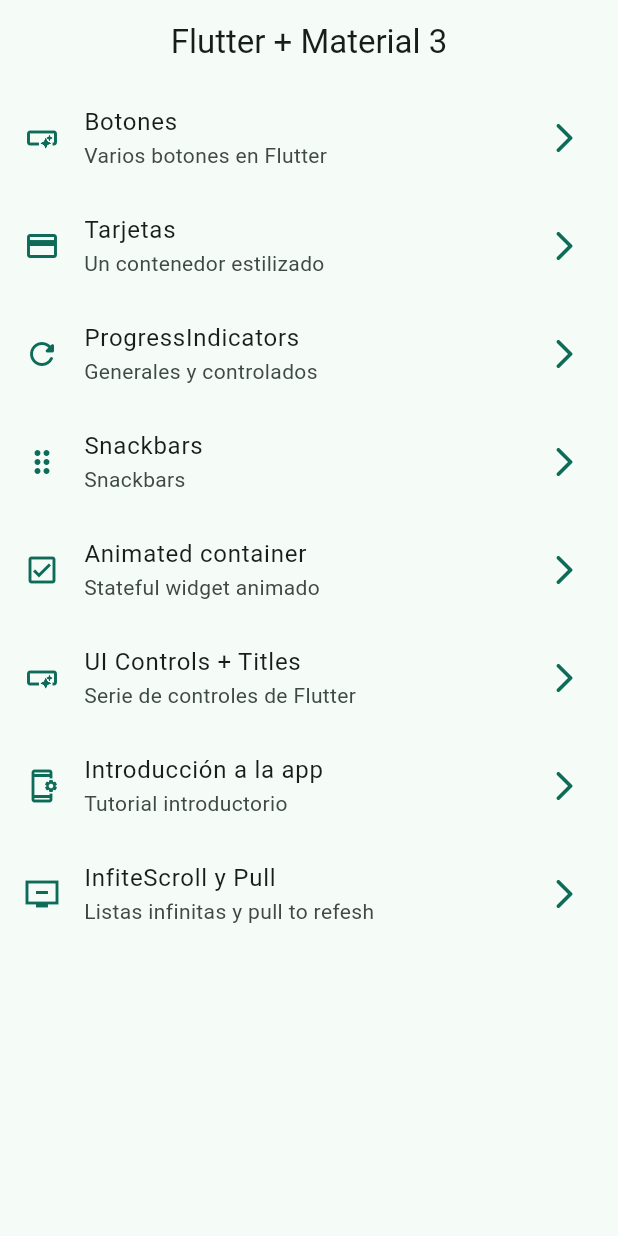
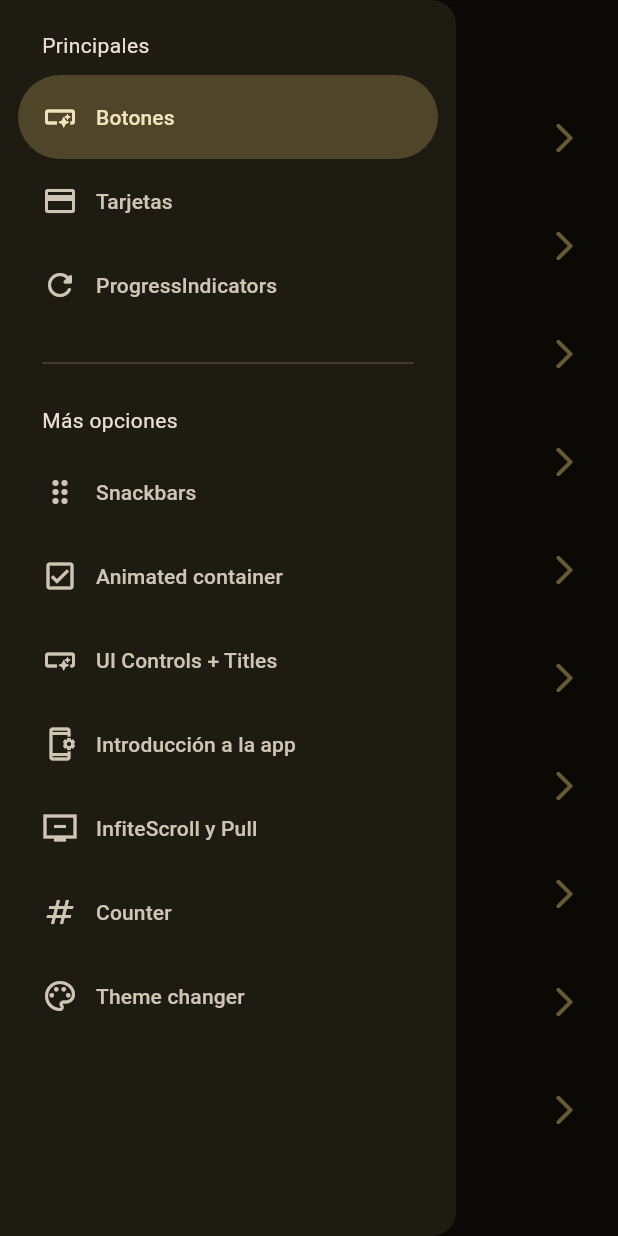
Before and after one commit to David-Maldonado/widgets_app, a Flutter app: the screen it shows after launch, with the side drawer open (before the commit the screen has no drawer), on a phone screen of 412 x 824 dp. Run offline on Flutter 3.47's test engine with Material 3 defaults, Android fonts, the phone set to English and light mode, and no system bars; our stand-ins replace animate_do, flutter_riverpod, go_router.

Commit message:
antes de usar statenotifier

```diff
--- a/lib/config/menu/menu_item.dart
+++ b/lib/config/menu/menu_item.dart
@@ -54,4 +54,14 @@ const appMenuItem = <MenuItem>[
       subTitle: 'Listas infinitas y pull to refesh',
       link: '/inifite-scroll',
       icon: Icons.remove_from_queue_sharp),
+  MenuItem(
+      title: 'Counter',
+      subTitle: 'Contador de números simple',
+      link: '/counter',
+      icon: Icons.numbers),
+  MenuItem(
+      title: 'Theme changer',
+      subTitle: 'Cambiar tema de la app',
+      link: '/theme-changer',
+      icon: Icons.color_lens_outlined),
 ];
--- a/lib/config/router/app_router.dart
+++ b/lib/config/router/app_router.dart
@@ -1,5 +1,7 @@
 import 'package:go_router/go_router.dart';
+import 'package:widgets_app/presentation/screens/counter/counter_screen.dart';
 import 'package:widgets_app/presentation/screens/screens.dart';
+import 'package:widgets_app/presentation/screens/theme_changer/theme_changer_screen.dart';
 
 final router = GoRouter(
 
@@ -43,4 +45,12 @@ final router = GoRouter(
           path: '/inifite-scroll',
           builder: (context, state) => const InfiniteScrollScreen(),
           name: InfiniteScrollScreen.name),
+      GoRoute(
+          path: '/counter',
+          builder: (context, state) => const CounterScreen(),
+          name: CounterScreen.name),
+      GoRoute(
+          path: '/theme-changer',
+          builder: (context, state) => const ThemeChangerScreen(),
+          name: ThemeChangerScreen.name),
     ]);
--- a/lib/config/theme/app_theme.dart
+++ b/lib/config/theme/app_theme.dart
@@ -11,7 +11,8 @@ const colorList = <Color>[
 
 class AppTheme {
   final int selectedColor;
-  AppTheme({this.selectedColor = 0})
+  final bool isDarkMode;
+  AppTheme({this.isDarkMode = false, this.selectedColor = 0})
       : assert(
           selectedColor >= 0,
           'Seleccionar un color mayor a 0',
@@ -23,6 +24,7 @@ class AppTheme {
 
   ThemeData getTheme() => ThemeData(
         useMaterial3: true,
+        brightness: isDarkMode ? Brightness.dark : Brightness.light,
         colorSchemeSeed: colorList[selectedColor],
         //de manera global estilizar lo apps bars
         appBarTheme: const AppBarTheme(centerTitle: true),
--- a/lib/main.dart
+++ b/lib/main.dart
@@ -1,20 +1,27 @@
 import 'package:flutter/material.dart';
 import 'package:widgets_app/config/router/app_router.dart';
 import 'package:widgets_app/config/theme/app_theme.dart';
+import 'package:flutter_riverpod/flutter_riverpod.dart';
+import 'package:widgets_app/presentation/providers/theme_provider.dart';
 
 void main() {
-  runApp(const MainApp());
+  //!riverpod sabrá donde buscar cada uno de nuestros providers que vayamos creando
+  runApp(const ProviderScope(child: MainApp()));
 }
 
-class MainApp extends StatelessWidget {
+class MainApp extends ConsumerWidget {
   const MainApp({super.key});
   @override
-  Widget build(BuildContext context) {
+  Widget build(BuildContext context, WidgetRef ref) {
+    final bool isDarkMode = ref.watch(isDarkmodeProvider);
+    final int selectColorIndex = ref.watch(selectColorProvider);
+
     return MaterialApp.router(
       title: 'Flutter Widgets',
       routerConfig: router,
       debugShowCheckedModeBanner: false,
-      theme: AppTheme(selectedColor: 2).getTheme(),
+      theme: AppTheme(selectedColor: selectColorIndex, isDarkMode: isDarkMode)
+          .getTheme(),
 
       //!lo comentado es una forma de configurar rutas, comentado anteriormente
       //!pero lo recomendable es usar go_route
--- /dev/null
+++ b/lib/presentation/providers/counter_provider.dart
@@ -0,0 +1,3 @@
+import 'package:flutter_riverpod/flutter_riverpod.dart';
+
+final counterProvider = StateProvider<int>((ref) => 5);
--- /dev/null
+++ b/lib/presentation/providers/theme_provider.dart
@@ -0,0 +1,13 @@
+import 'package:flutter_riverpod/flutter_riverpod.dart';
+import 'package:widgets_app/config/theme/app_theme.dart';
+
+//!notar los tipos de providers de riverpod
+
+// un simple entero
+final selectColorProvider = StateProvider<int>((ref) => 0);
+
+// un simple boolean
+final isDarkmodeProvider = StateProvider((ref) => true);
+
+// Listado de colores inmutable
+final colorListProvider = Provider((ref) => colorList);
--- a/lib/presentation/screens/home/home_screen.dart
+++ b/lib/presentation/screens/home/home_screen.dart
@@ -2,6 +2,7 @@ import 'package:flutter/material.dart';
 import 'package:widgets_app/config/menu/menu_item.dart';
 import 'package:widgets_app/presentation/screens/cards/cards_screen.dart';
 import 'package:go_router/go_router.dart';
+import 'package:widgets_app/presentation/widgets/side_menu.dart';
 
 class HomeScreen extends StatelessWidget {
   //!se define un nombre para cada pantalla para usar con goRoute.
@@ -10,12 +11,16 @@ class HomeScreen extends StatelessWidget {
 
   @override
   Widget build(BuildContext context) {
+    final scaffoldKey = GlobalKey<ScaffoldState>();
     return Scaffold(
-      appBar: AppBar(
-        title: const Text('Flutter + Material 3'),
-      ),
-      body: const _HomeView(),
-    );
+        //!el scaffoldKey tiene el estado actual del scaffold, si tiene el draw o no abierto, si tiene menu
+        //!tiene la referencia de lo que pasa en el
+        key: scaffoldKey,
+        appBar: AppBar(
+          title: const Text('Flutter + Material 3'),
+        ),
+        body: const _HomeView(),
+        drawer: SideMenu(scaffoldKey: scaffoldKey));
   }
 }
 //!el key es si se va a usar el widget en otro lugar, a _HomeView le quitamos porque
--- a/lib/presentation/screens/infinite_scroll/inifite_scroll_screen.dart
+++ b/lib/presentation/screens/infinite_scroll/inifite_scroll_screen.dart
@@ -1,8 +1,8 @@
-import 'dart:math';
-
 import 'package:flutter/material.dart';
 import 'package:widgets_app/presentation/screens/screens.dart';
+// ignore: depend_on_referenced_packages
 import 'package:go_router/go_router.dart';
+// ignore: depend_on_referenced_packages
 import 'package:animate_do/animate_do.dart';
 
 class InfiniteScrollScreen extends StatefulWidget {
--- a/lib/presentation/screens/screens.dart
+++ b/lib/presentation/screens/screens.dart
@@ -1,3 +1,6 @@
+export 'package:widgets_app/presentation/screens/theme_changer/theme_changer_screen.dart';
+
+export 'package:widgets_app/presentation/screens/counter/counter_screen.dart';
 export 'package:widgets_app/presentation/screens/infinite_scroll/progress/progress_sreen.dart';
 export 'package:flutter/material.dart';
 export 'package:widgets_app/presentation/screens/animated/animated_screen.dart';
--- /dev/null
+++ b/lib/presentation/widgets/side_menu.dart
@@ -0,0 +1,56 @@
+import 'package:widgets_app/config/menu/menu_item.dart';
+import 'package:widgets_app/presentation/screens/screens.dart';
+import 'package:go_router/go_router.dart';
+
+class SideMenu extends StatefulWidget {
+  final GlobalKey<ScaffoldState> scaffoldKey;
+
+  const SideMenu({super.key, required this.scaffoldKey});
+
+  @override
+  State<SideMenu> createState() => _SideMenuState();
+}
+
+class _SideMenuState extends State<SideMenu> {
+  int navDrawerIndex = 0;
+  @override
+  Widget build(BuildContext context) {
+    //!espacios vacios o no utilizables, en este caso arriba por la camara u otros que puedan estorbar por marca de cel
+    final hastNotch = MediaQuery.of(context).viewPadding.top > 35;
+
+    return NavigationDrawer(
+        selectedIndex: navDrawerIndex,
+        onDestinationSelected: (value) {
+          setState(() {
+            navDrawerIndex = value;
+          });
+          final menuItem = appMenuItem[value];
+          context.push(menuItem.link);
+
+          //!si queremos acceder a las propiedades de un statefullwidget
+          //!aquí hacemos que se cierre el draw una vez que nos dirigamos a la ruta
+          widget.scaffoldKey.currentState?.closeDrawer();
+        },
+        children: [
+          Padding(
+              padding: EdgeInsets.fromLTRB(28, hastNotch ? 0 : 20, 16, 10),
+              child: const Text('Principales')),
+
+          //!mostrar los primeros 3
+          ...appMenuItem.sublist(0, 3).map((item) =>
+              NavigationDrawerDestination(
+                  icon: Icon(item.icon), label: Text(item.title))),
+          const Padding(
+            padding: EdgeInsets.fromLTRB(28, 16, 28, 10),
+            child: Divider(),
+          ),
+          const Padding(
+            padding: EdgeInsets.fromLTRB(28, 10, 16, 10),
+            child: Text('Más opciones'),
+          ),
+
+          ...appMenuItem.sublist(3).map((item) => NavigationDrawerDestination(
+              icon: Icon(item.icon), label: Text(item.title))),
+        ]);
+  }
+}
--- a/pubspec.yaml
+++ b/pubspec.yaml
@@ -13,6 +13,7 @@ dependencies:
 dev_dependencies:
   animate_do: ^3.3.4
   flutter_lints: ^3.0.0
+  flutter_riverpod: ^2.5.1 #^2.2.0
   flutter_test:
     sdk: flutter
   go_router: ^13.2.2
```
Also changed, not shown: lib/presentation/screens/counter/counter_screen.dart (added, +44 -0 lines), lib/presentation/screens/theme_changer/theme_changer_screen.dart (added, +56 -0 lines), pubspec.lock.
